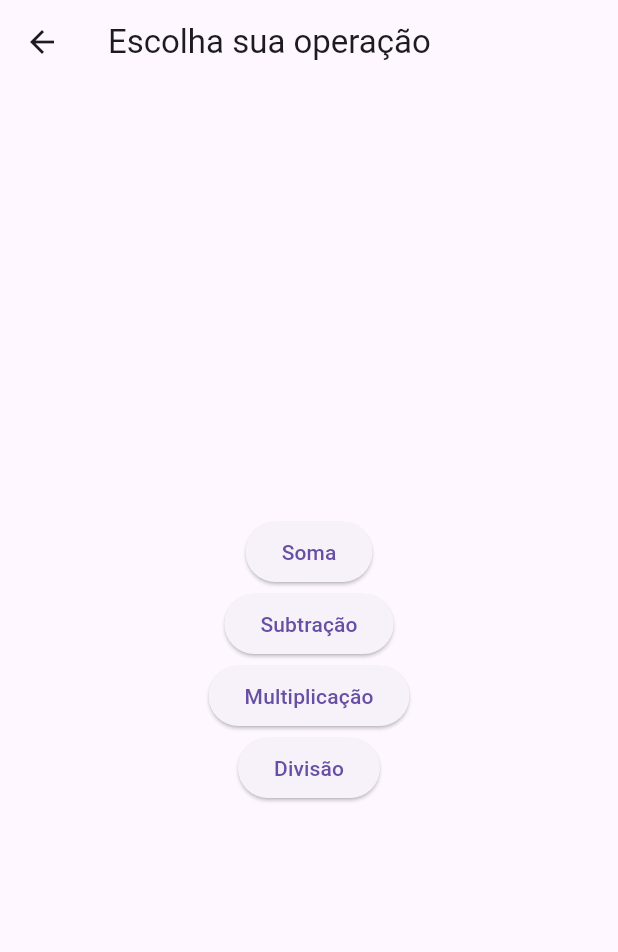
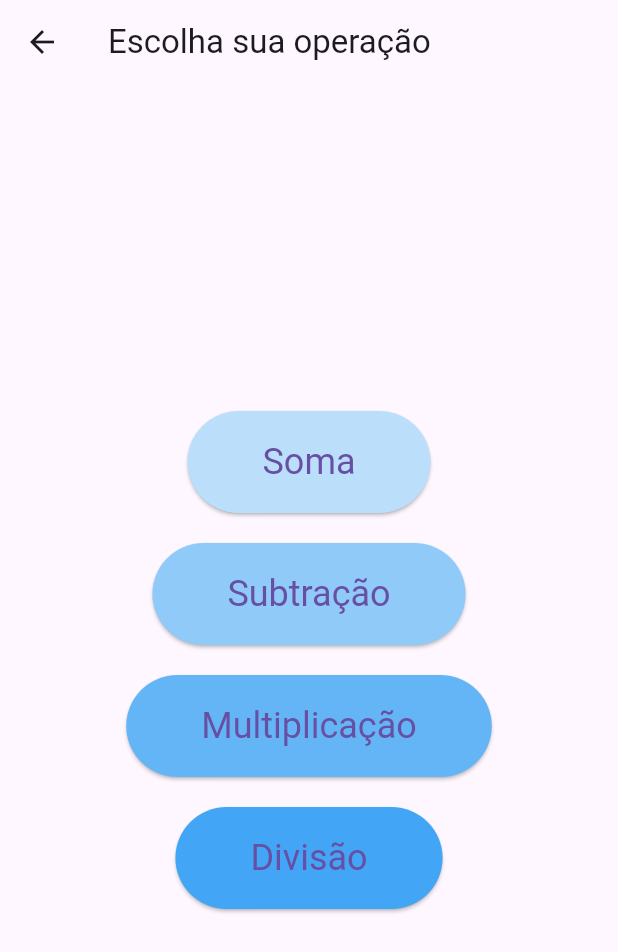
Before and after one commit to madsonxx/math_game, a Flutter app: the screen it shows after launch, after a tap on "Começar", on a phone screen of 412 x 824 dp. Shown: the top 952 px of the screen. Run offline on Flutter 3.47's test engine with Material 3 defaults, Android fonts, the phone set to English and light mode, and no system bars; our stand-ins replace shared_preferences.

```diff
--- a/lib/advanced_sum_page.dart
+++ b/lib/advanced_sum_page.dart
@@ -154,14 +154,14 @@ class _AdvancedSumPageState extends State<AdvancedSumPage> {
             ),
             // Result row with carry-over boxes
             Row(
-              mainAxisAlignment: MainAxisAlignment.end,
+              mainAxisAlignment: MainAxisAlignment.center,
               children: [
                 ..._buildNumberDisplay(firstNumber.toString(), true),
                 const SizedBox(width: 110),
               ],
             ),
             Row(
-              mainAxisAlignment: MainAxisAlignment.end,
+              mainAxisAlignment: MainAxisAlignment.center,
               children: [
                 // Second Number Display
                 ..._buildNumberDisplay(secondNumber.toString(), false),
--- a/lib/main.dart
+++ b/lib/main.dart
@@ -18,10 +18,10 @@ class SumGameApp extends StatelessWidget {
   Widget build(BuildContext context) {
     return MaterialApp(
       title: 'Sum Game',
+      theme: ThemeData.light(),
       home: MainMenuScreen(), // Start with the menu screen
       routes: {
         '/somaGame': (context) => SumGamePage(),
-        '/operations': (context) => OperationSelectionPage(),
         '/subtractionGame': (context) => SubtractionGamePage(),
         '/multiplicationGame': (context) => MultiplicationGamePage(),
         '/divisionGame': (context) => DivisionGamePage(),
@@ -36,11 +36,11 @@ class MainMenuScreen extends StatelessWidget {
   @override
   Widget build(BuildContext context) {
     return Scaffold(
-      backgroundColor: Colors.grey[900], // Dark background
       appBar: AppBar(
-        title:
-            const Text('Sum Game Menu', style: TextStyle(color: Colors.white)),
-        backgroundColor: Colors.grey[800], // Dark app bar
+        centerTitle: true,
+        title: const Text('Matemática Super Tabuada',
+            style: TextStyle(color: Colors.white)),
+        backgroundColor: Colors.blue, // Dark app bar
       ),
       body: Center(
         child: Column(
@@ -48,16 +48,24 @@ class MainMenuScreen extends StatelessWidget {
           children: [
             ElevatedButton(
               style: ElevatedButton.styleFrom(
-                backgroundColor: Colors.blue[400], // Futuristic blue button
-                padding:
-                    const EdgeInsets.symmetric(horizontal: 50, vertical: 20),
-                textStyle: const TextStyle(fontSize: 18),
+                backgroundColor: Colors.green, // Cor de destaque
+                padding: const EdgeInsets.symmetric(
+                    horizontal: 80, vertical: 25), // Aumenta o tamanho
+                textStyle: const TextStyle(
+                    fontSize: 24,
+                    fontWeight: FontWeight.bold), // Texto maior e em negrito
+                shape: RoundedRectangleBorder(
+                  borderRadius:
+                      BorderRadius.circular(20), // Cantos arredondados
+                ),
+                elevation: 10, // Sombra para destacar
               ),
               onPressed: () {
                 Navigator.push(
                   context,
                   MaterialPageRoute(
-                      builder: (context) => OperationSelectionPage()),
+                      builder: (context) =>
+                          OperationSelectionPage(isLearningMode: false)),
                 );
               },
               child:
@@ -75,11 +83,12 @@ class MainMenuScreen extends StatelessWidget {
                 Navigator.push(
                   context,
                   MaterialPageRoute(
-                      builder: (context) => const LeaderboardPage()),
+                      builder: (context) =>
+                          OperationSelectionPage(isLearningMode: true)),
                 );
               },
-              child: const Text('Liderança',
-                  style: TextStyle(color: Colors.white)),
+              child:
+                  const Text('Aprender', style: TextStyle(color: Colors.white)),
             ),
             const SizedBox(height: 20),
             ElevatedButton(
@@ -90,9 +99,13 @@ class MainMenuScreen extends StatelessWidget {
                 textStyle: const TextStyle(fontSize: 18),
               ),
               onPressed: () {
-                // Add functionality for "Configurações" button here
+                Navigator.push(
+                  context,
+                  MaterialPageRoute(
+                      builder: (context) => const LeaderboardPage()),
+                );
               },
-              child: const Text('Configurações',
+              child: const Text('Pontuações',
                   style: TextStyle(color: Colors.white)),
             ),
             const SizedBox(height: 20),
--- a/lib/operation_selection_page.dart
+++ b/lib/operation_selection_page.dart
@@ -1,8 +1,15 @@
+// Suggested code may be subject to a license. Learn more: ~LicenseLog:639453604.
+// Suggested code may be subject to a license. Learn more: ~LicenseLog:2921497802.
+// Suggested code may be subject to a license. Learn more: ~LicenseLog:1693533145.
+// Suggested code may be subject to a license. Learn more: ~LicenseLog:1576461102.
 import 'package:flutter/material.dart';
+import 'package:myapp/learn_sum_page.dart';
 import 'package:myapp/practice_or_compete.dart';
+import 'package:myapp/sum_game_page.dart';
 
 class OperationSelectionPage extends StatefulWidget {
-  const OperationSelectionPage({super.key});
+  final bool isLearningMode;
+  const OperationSelectionPage({super.key, required this.isLearningMode});
 
   @override
   State<OperationSelectionPage> createState() => _OperationSelectionPageState();
@@ -19,55 +26,86 @@ class _OperationSelectionPageState extends State<OperationSelectionPage> {
         child: Column(
           mainAxisAlignment: MainAxisAlignment.center,
           children: [
+            const SizedBox(height: 20),
             ElevatedButton(
+              style: ElevatedButton.styleFrom(
+                backgroundColor: Colors.blue[100],
+                padding:
+                    const EdgeInsets.symmetric(horizontal: 50, vertical: 20),
+                textStyle: const TextStyle(fontSize: 24, color: Colors.white),
+              ),
               onPressed: () {
-                // Navigate to the Soma game page
+                if (widget.isLearningMode) {
+                  Navigator.push(context,
+                      MaterialPageRoute(builder: (context) => LearnSumPage()));
+                } else {
+                  Navigator.push(context,
+                      MaterialPageRoute(builder: (context) => SumGamePage()));
+                }
+              },
+              child: const Text('Soma'),
+            ),
+            const SizedBox(height: 20),
+            ElevatedButton(
+              style: ElevatedButton.styleFrom(
+                backgroundColor: Colors.blue[200],
+                padding:
+                    const EdgeInsets.symmetric(horizontal: 50, vertical: 20),
+                textStyle: const TextStyle(
+                    fontSize: 24,
+                    color: Colors.white), // Increased font size and white color
+              ),
+              onPressed: () {
                 Navigator.push(
                   context,
                   MaterialPageRoute(
-                    builder: (context) => PracticeSelectionPage(operation: 'Soma'),
-                  ),
-                );
-              },
-              child: const Text('Soma'),
-            ),
-            ElevatedButton(
-              onPressed: () {
-                // Handle subtração button press
-                Navigator.push(
-                  context,
-                  MaterialPageRoute(
-                    builder: (context) => PracticeSelectionPage(operation: 'Subtração'),
-                  ),
+                      builder: (context) =>
+                          PracticeSelectionPage(operation: 'Subtração')),
                 );
               },
               child: const Text('Subtração'),
             ),
+            const SizedBox(height: 20),
             ElevatedButton(
+              style: ElevatedButton.styleFrom(
+                backgroundColor: Colors.blue[300],
+                padding:
+                    const EdgeInsets.symmetric(horizontal: 50, vertical: 20),
+                textStyle: const TextStyle(
+                    fontSize: 24,
+                    color: Colors.white), // Increased font size and white color
+              ),
               onPressed: () {
                 Navigator.push(
                   context,
                   MaterialPageRoute(
-                    builder: (context) => PracticeSelectionPage(operation: 'Multiplicação'),
-                  ),
+                      builder: (context) =>
+                          PracticeSelectionPage(operation: 'Multiplicação')),
                 );
-                // Handle multiplicação button press
               },
               child: const Text('Multiplicação'),
             ),
+            const SizedBox(height: 20),
             ElevatedButton(
+              style: ElevatedButton.styleFrom(
+                backgroundColor: Colors.blue[400],
+                padding:
+                    const EdgeInsets.symmetric(horizontal: 50, vertical: 20),
+                textStyle: const TextStyle(
+                    fontSize: 24,
+                    color: Colors.white), // Increased font size and white color
+              ),
               onPressed: () {
                 Navigator.push(
                   context,
                   MaterialPageRoute(
-                    builder: (context) => PracticeSelectionPage(operation: 'Divisão'),
-                  ),
+                      builder: (context) =>
+                          PracticeSelectionPage(operation: 'Divisão')),
                 );
-
-                // Handle divisão button press
               },
               child: const Text('Divisão'),
             ),
+            const SizedBox(height: 20),
           ],
         ),
       ),
```
Also changed, not shown: lib/sum_game_page.dart (+5 -3 lines).
